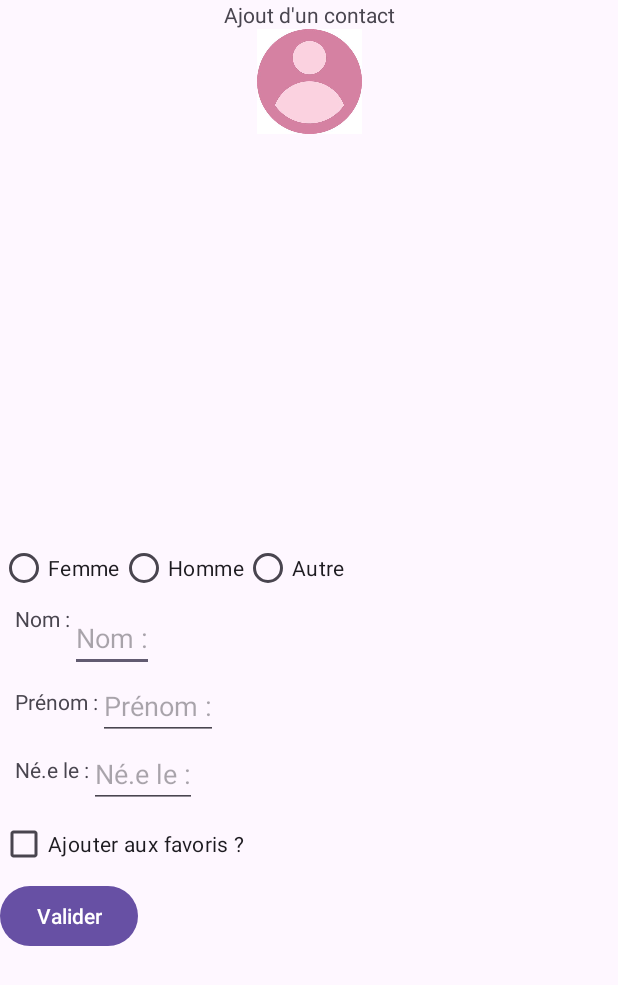
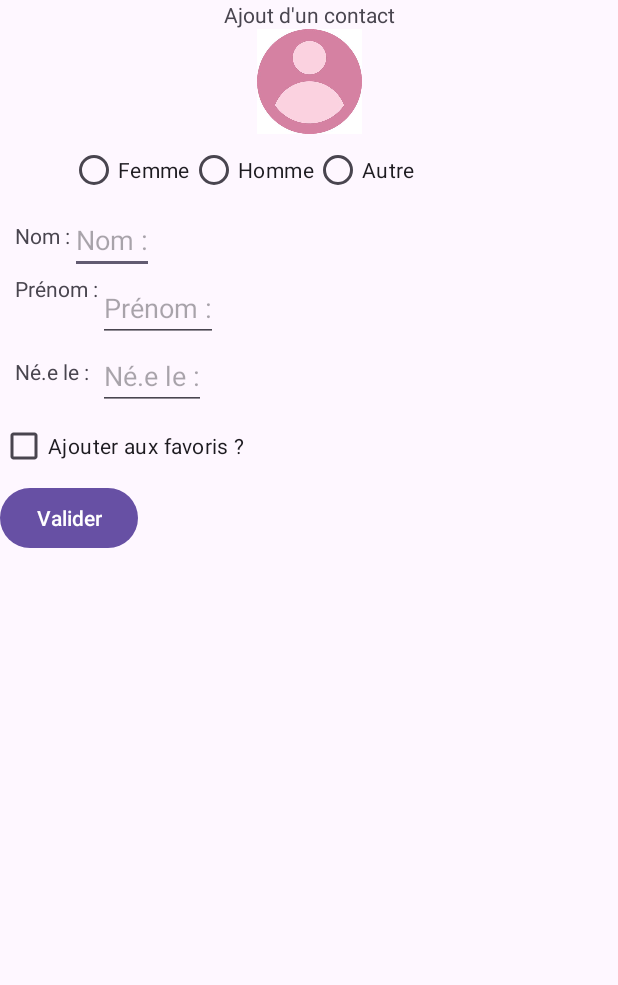
Before and after one commit to fasquelt/Kotlin_TP1, an Android app: the AjoutContact screen opened directly, with no data from a screen before it, on a phone screen of 412 x 824 dp. Shown: the top 985 px of the screen. Run offline under Robolectric (Android 15) with nearby library versions, the phone set to English and light mode, and no system bars.

Commit message:
Ajout des TextInputEditText + changement d'image selon le genre + DatePicker fonctionne mais ne met pas la bonne date

```diff
--- a/app/src/main/res/layout/activity_ajout.xml
+++ b/app/src/main/res/layout/activity_ajout.xml
@@ -27,6 +27,14 @@
         app:layout_constraintTop_toBottomOf="@+id/titre"
         android:contentDescription="@string/alt_image" />
 
+    <RadioGroup
+        android:id="@+id/genre"
+        android:layout_width="wrap_content"
+        android:layout_height="wrap_content"
+        android:orientation="horizontal"
+        app:layout_constraintBottom_toTopOf="@+id/nom"
+        app:layout_constraintTop_toBottomOf="@+id/image"
+        app:layout_constraintStart_toEndOf="@+id/nom" >
 
         <RadioButton
             android:id="@+id/f"
@@ -52,6 +60,8 @@
             app:layout_constraintStart_toEndOf="@+id/h"
             app:layout_constraintBottom_toTopOf="@+id/nom"/>
 
+    </RadioGroup>
+
     <TextView
         android:id="@+id/nom"
         android:layout_width="wrap_content"
@@ -60,44 +70,42 @@
         android:text="@string/nom"
         app:layout_constraintStart_toStartOf="parent"
         app:layout_constraintHeight="wrap_content"
-        app:layout_constraintTop_toTopOf="@id/titre"
-        app:layout_constraintBottom_toBottomOf="parent"/>
+        app:layout_constraintTop_toBottomOf="@id/genre" />
 
-    <EditText
+    <com.google.android.material.textfield.TextInputEditText
         android:id="@+id/input1"
         android:layout_width="wrap_content"
         android:layout_height="wrap_content"
-        android:height="5dp"
+        app:layout_constraintTop_toBottomOf="@+id/genre"
         app:layout_constraintStart_toEndOf="@+id/nom"
-        app:layout_constraintTop_toBottomOf="@+id/f"
-        app:layout_constraintBottom_toTopOf="@+id/pre"
-        android:inputType="text"
-        android:labelFor="@+id/page"
         android:autofillHints="name"
-        android:hint="@string/nom"/>
+        android:hint="@string/nom"
+        >
+
+    </com.google.android.material.textfield.TextInputEditText>
+
 
     <TextView
         android:id="@+id/pre"
         android:layout_width="wrap_content"
         android:layout_height="wrap_content"
-        android:layout_margin="10dp"
         android:text="@string/pre"
-        app:layout_constraintStart_toStartOf="parent"
+        app:layout_constraintEnd_toStartOf="@id/input2"
+        app:layout_constraintStart_toStartOf="@+id/nom"
         app:layout_constraintHeight="wrap_content"
-        app:layout_constraintTop_toBottomOf="@id/input1" />
+        app:layout_constraintTop_toTopOf="@id/input2" />
 
-    <EditText
+    <com.google.android.material.textfield.TextInputEditText
         android:id="@+id/input2"
         android:layout_width="wrap_content"
         android:layout_height="wrap_content"
-        android:height="5dp"
+        app:layout_constraintTop_toBottomOf="@+id/input1"
         app:layout_constraintStart_toEndOf="@+id/pre"
-        app:layout_constraintTop_toBottomOf="@+id/input1"
-        app:layout_constraintBottom_toTopOf="@+id/ddn"
-        android:labelFor="@+id/page"
-        android:inputType="text"
-        android:autofillHints="username"
-        android:hint="@string/pre"/>
+        android:autofillHints="name"
+        android:hint="@string/pre"
+        >
+
+    </com.google.android.material.textfield.TextInputEditText>
 
     <TextView
         android:id="@+id/ddn"
@@ -105,7 +113,6 @@
         android:layout_height="wrap_content"
         android:layout_margin="10dp"
         android:clickable="false"
-        android:cursorVisible="false"
         android:focusable="false"
         android:focusableInTouchMode="false"
         android:text="@string/ddn"
@@ -113,18 +120,17 @@
         app:layout_constraintHeight="wrap_content"
         app:layout_constraintTop_toBottomOf="@id/input2" />
 
-    <EditText
+    <com.google.android.material.textfield.TextInputEditText
         android:id="@+id/input3"
         android:layout_width="wrap_content"
         android:layout_height="wrap_content"
-        android:height="5dp"
-        app:layout_constraintStart_toEndOf="@+id/ddn"
         app:layout_constraintTop_toBottomOf="@+id/input2"
-        android:inputType="date"
-        android:labelFor="@+id/page"
+        app:layout_constraintStart_toStartOf="@+id/input2"
         android:autofillHints="Date de naissance"
         android:hint="@string/ddn"
-        />
+        >
+
+    </com.google.android.material.textfield.TextInputEditText>
 
 
     <CheckBox
```
Also changed, not shown: app/src/main/java/com/example/tp1/AjoutContact.kt (+16 -21 lines), app/src/main/res/drawable/femme.jpeg (added), app/src/main/res/drawable/homme.jpeg (added), app/src/main/res/drawable/lgbt.jpeg (added). Lines whose indentation alone changed are shown as unchanged.
